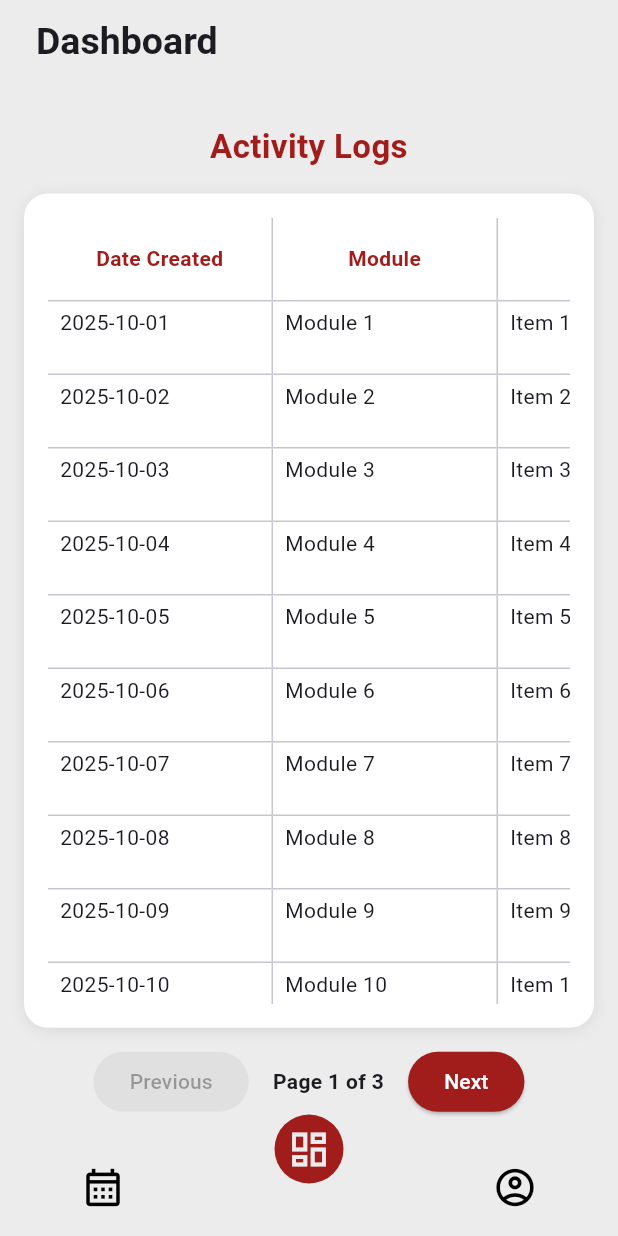
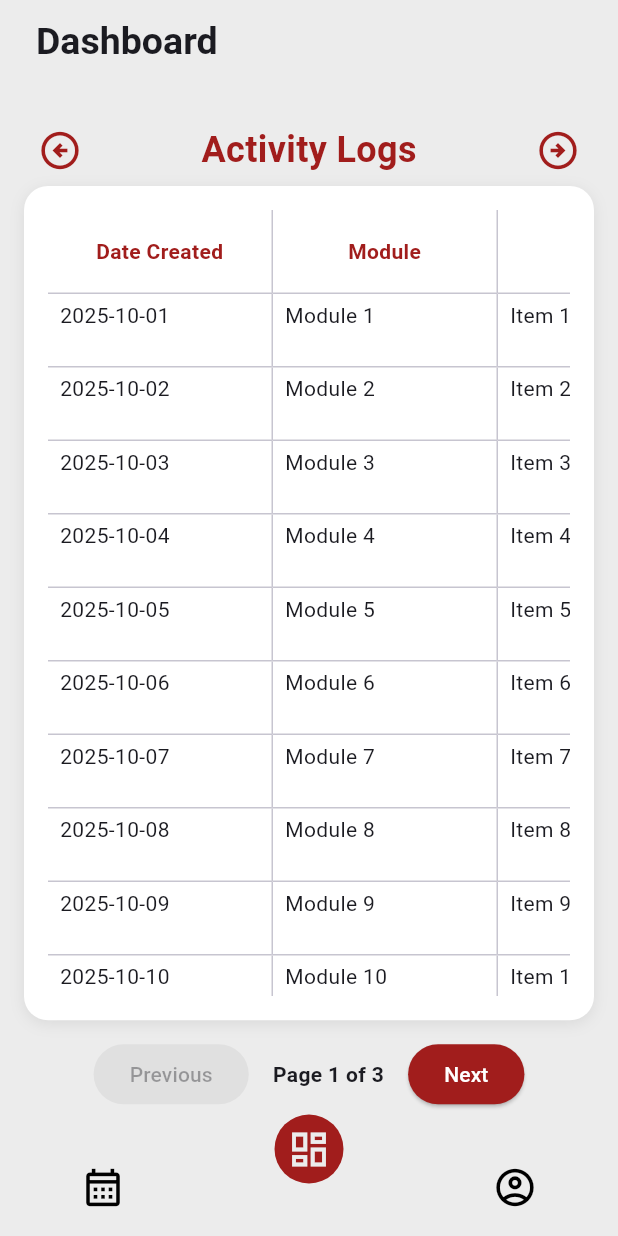
Before and after one commit to sharahmichelle/IRS-Mobile, a Flutter app: the screen it shows after launch, on a phone screen of 412 x 824 dp. Run offline on Flutter 3.47's test engine with Material 3 defaults, Android fonts, the phone set to English and light mode, and no system bars; drawn by our look-alikes of curved_navigation_bar, syncfusion_flutter_datagrid; our stand-ins replace syncfusion_flutter_calendar; accounts and stored records are empty.

Commit message:
feat: event data and table for dashboard screen

```diff
--- /dev/null
+++ b/lib/models/activity_log_model.dart
@@ -0,0 +1,25 @@
+class ActivityLog {
+ActivityLog({
+    required this.dateCreated,
+    required this.module,
+    required this.moduleItem,
+    required this.initiatedBy,
+    required this.action,
+  });
+
+  final String dateCreated;
+  final String module;
+  final String moduleItem;
+  final String initiatedBy;
+  final String action;
+
+  Map<String, dynamic> toJson(){
+    return{
+      'dateCreated': dateCreated,
+      'module': module,
+      'moduleItem': moduleItem,
+      'initiatedBy': initiatedBy,
+      'action': action
+    };
+  }
+}
--- a/lib/models/event_model.dart
+++ b/lib/models/event_model.dart
@@ -1,11 +1,25 @@
-// class Event {
+class Event {
+  final DateTime timeStamp;
+  final String name;
+  final String description;
+  final String status;
+  final String action;
 
-//   final String eventId;
+  Event({
+    required this.timeStamp,
+    required this.name,
+    required this.description,
+    required this.status,
+    required this.action,
+  });
 
-
-//   Event({
-//     required this.eventId,
-
-
-//   })
-// }
+  Map<String, dynamic> toJson() {
+    return {
+      'timeStamp': timeStamp,
+      'name': name,
+      'description': description,
+      'status': status,
+      'action': action
+    };
+  }
+}
--- a/lib/screens/dashboard_screen.dart
+++ b/lib/screens/dashboard_screen.dart
@@ -1,5 +1,7 @@
 import 'package:flutter/material.dart';
 import 'package:syncfusion_flutter_datagrid/datagrid.dart';
+import 'package:upm_drrm_irs_mobile/models/activity_log_model.dart';
+import 'package:upm_drrm_irs_mobile/models/event_model.dart';
 
 class DashboardScreen extends StatefulWidget {
   const DashboardScreen({super.key});
@@ -12,11 +14,25 @@ class _DashboardScreenState extends State<DashboardScreen> {
   final Color primaryColor = const Color.fromARGB(255, 161, 29, 28);
   late List<ActivityLog> _activityData;
   late ActivityDataSource _activityDataSource;
+  late List<Event> _eventData;
+  late EventDataSource _eventDataSource;
+
+  final dashboardPages = [
+    'Activity Logs',
+    'Events',
+    'Reports',
+  ];
 
   // Pagination parameters
-  int _rowsPerPage = 10;
+  final int _rowsPerPage = 10;
   int _currentPage = 1;
   int _totalPages = 1;
+
+  // Dashboard Page
+  int _currentIndex = 0;
+
+  List<List<GridColumn>> dataListColumns = [];
+  List<List<dynamic>> dataListRows = [];
 
   @override
   void initState() {
@@ -33,6 +49,78 @@ class _DashboardScreenState extends State<DashboardScreen> {
       );
     });
 
+    _eventData = List.generate(25, (index) {
+      return Event(
+        timeStamp: DateTime(2025, 11, index + 1, 10, 0),
+        name: 'Event ${index + 1}',
+        description: 'Description for Event ${(index + 1)}',
+        status: index.isEven ? 'Active' : 'Inactive',
+        action: index.isEven ? 'Scheduled' : 'Cancelled',
+      );
+    });
+
+    dataListRows = [
+      _activityData,
+      _eventData,
+    ];
+
+    dataListColumns = [
+      [
+        GridColumn(
+          columnName: 'dateCreated',
+          width: 150,
+          label: CenterHeaderText('Date Created', primaryColor),
+        ),
+        GridColumn(
+          columnName: 'module',
+          width: 150,
+          label: CenterHeaderText('Module', primaryColor),
+        ),
+        GridColumn(
+          columnName: 'moduleItem',
+          width: 200,
+          label: CenterHeaderText('Module Item', primaryColor),
+        ),
+        GridColumn(
+          columnName: 'initiatedBy',
+          width: 150,
+          label: CenterHeaderText('Initiated By', primaryColor),
+        ),
+        GridColumn(
+          columnName: 'action',
+          width: 150,
+          label: CenterHeaderText('Action', primaryColor),
+        ),
+      ],
+      [
+        GridColumn(
+          columnName: 'dateAndTime',
+          width: 200,
+          label: CenterHeaderText('Date & Time', primaryColor),
+        ),
+        GridColumn(
+          columnName: 'name',
+          width: 150,
+          label: CenterHeaderText('Name', primaryColor),
+        ),
+        GridColumn(
+          columnName: 'description',
+          width: 250,
+          label: CenterHeaderText('Description', primaryColor),
+        ),
+        GridColumn(
+          columnName: 'status',
+          width: 100,
+          label: CenterHeaderText('Status', primaryColor),
+        ),
+        GridColumn(
+          columnName: 'action',
+          width: 150,
+          label: CenterHeaderText('Action', primaryColor),
+        ),
+      ],
+    ];
+
     _totalPages = (_activityData.length / _rowsPerPage).ceil();
     _updateDataSource();
   }
@@ -42,8 +130,10 @@ class _DashboardScreenState extends State<DashboardScreen> {
     final endIndex =
         (_currentPage * _rowsPerPage).clamp(0, _activityData.length);
 
-    final currentData = _activityData.sublist(startIndex, endIndex);
-    _activityDataSource = ActivityDataSource(currentData);
+    final currentActivityData = _activityData.sublist(startIndex, endIndex);
+    final currentEventData = _eventData.sublist(startIndex, endIndex);
+    _activityDataSource = ActivityDataSource(currentActivityData);
+    _eventDataSource = EventDataSource(currentEventData);
     setState(() {});
   }
 
@@ -61,6 +151,25 @@ class _DashboardScreenState extends State<DashboardScreen> {
     }
   }
 
+  void _onLeftClick() {
+    if (_currentIndex > 0) {
+      _currentIndex--;
+
+    } else {
+      _currentIndex = dashboardPages.length - 1;
+    }
+    setState(() {});
+  }
+
+  void _onRightClick() {
+    if (_currentIndex < dashboardPages.length - 1) {
+      _currentIndex++;
+    } else {
+      _currentIndex = 0;
+    }
+    setState(() {});
+  }
+
   @override
   Widget build(BuildContext context) {
     return SingleChildScrollView(
@@ -68,19 +177,22 @@ class _DashboardScreenState extends State<DashboardScreen> {
       child: Column(
         crossAxisAlignment: CrossAxisAlignment.start,
         children: [
-          const SizedBox(height: 10),
-          Center(
-            child: Text(
-              "Activity Logs",
-              style: TextStyle(
-                fontSize: 22,
-                fontWeight: FontWeight.bold,
-                color: primaryColor,
+          const SizedBox(height: 4),
+          Row(
+            mainAxisAlignment: MainAxisAlignment.spaceBetween,
+            children: [
+              IconButton(onPressed: _onLeftClick, icon: Icon(Icons.arrow_circle_left_outlined, color: primaryColor, size: 30,)),
+              Text(
+                dashboardPages[_currentIndex],
+                style: TextStyle(
+                  fontSize: 24,
+                  fontWeight: FontWeight.bold,
+                  color: primaryColor,
+                ),
               ),
-              textAlign: TextAlign.center,
-            ),
+              IconButton(onPressed: _onRightClick, icon: Icon(Icons.arrow_circle_right_outlined, color: primaryColor, size: 30,)),
+            ],
           ),
-          const SizedBox(height: 16),
 
           // Table container
           Container(
@@ -92,6 +204,7 @@ class _DashboardScreenState extends State<DashboardScreen> {
               borderRadius: BorderRadius.circular(16),
               boxShadow: [
                 BoxShadow(
+                  // ignore: deprecated_member_use
                   color: Colors.black.withOpacity(0.08),
                   blurRadius: 8,
                   offset: const Offset(0, 2),
@@ -103,37 +216,11 @@ class _DashboardScreenState extends State<DashboardScreen> {
               child: SizedBox(
                 width: 775,
                 child: SfDataGrid(
-                  source: _activityDataSource,
+                  source: _currentIndex == 0 ? _activityDataSource : _eventDataSource,
                   gridLinesVisibility: GridLinesVisibility.both,
                   headerGridLinesVisibility: GridLinesVisibility.both,
                   columnWidthMode: ColumnWidthMode.none,
-                  columns: [
-                    GridColumn(
-                      columnName: 'dateCreated',
-                      width: 150,
-                      label: CenterHeaderText('Date Created', primaryColor),
-                    ),
-                    GridColumn(
-                      columnName: 'module',
-                      width: 150,
-                      label: CenterHeaderText('Module', primaryColor),
-                    ),
-                    GridColumn(
-                      columnName: 'moduleItem',
-                      width: 200,
-                      label: CenterHeaderText('Module Item', primaryColor),
-                    ),
-                    GridColumn(
-                      columnName: 'initiatedBy',
-                      width: 150,
-                      label: CenterHeaderText('Initiated By', primaryColor),
-                    ),
-                    GridColumn(
-                      columnName: 'action',
-                      width: 120,
-                      label: CenterHeaderText('Action', primaryColor),
-                    ),
-                  ],
+                  columns: dataListColumns[_currentIndex],
                 ),
               ),
             ),
@@ -199,23 +286,6 @@ class CenterHeaderText extends StatelessWidget {
   }
 }
 
-/// Model class for an activity log entry
-class ActivityLog {
-  ActivityLog({
-    required this.dateCreated,
-    required this.module,
-    required this.moduleItem,
-    required this.initiatedBy,
-    required this.action,
-  });
-
-  final String dateCreated;
-  final String module;
-  final String moduleItem;
-  final String initiatedBy;
-  final String action;
-}
-
 /// DataGrid source for Activity Logs
 class ActivityDataSource extends DataGridSource {
   ActivityDataSource(List<ActivityLog> activityLogs) {
@@ -236,6 +306,7 @@ class ActivityDataSource extends DataGridSource {
 
   late List<DataGridRow> _activityData;
 
+
   @override
   List<DataGridRow> get rows => _activityData;
 
@@ -255,3 +326,45 @@ class ActivityDataSource extends DataGridSource {
     );
   }
 }
+
+  /// DataGrid source for Activity Logs
+class EventDataSource extends DataGridSource {
+  EventDataSource(List<Event> events) {
+    _eventData = events
+        .map<DataGridRow>(
+          (e) => DataGridRow(
+            cells: [
+              DataGridCell(columnName: 'dateAndTime', value: e.timeStamp),
+              DataGridCell(columnName: 'name', value: e.name),
+              DataGridCell(columnName: 'description', value: e.description),
+              DataGridCell(columnName: 'status', value: e.status),
+              DataGridCell(columnName: 'action', value: e.action),
+            ],
+          ),
+        )
+        .toList();
+  }
+
+  late List<DataGridRow> _eventData;
+
+
+
+  @override
+  List<DataGridRow> get rows => _eventData;
+
+  @override
+  DataGridRowAdapter buildRow(DataGridRow row) {
+    return DataGridRowAdapter(
+      cells: row.getCells().map<Widget>((cell) {
+        return Padding(
+          padding: const EdgeInsets.symmetric(horizontal: 8.0, vertical: 4.0),
+          child: Text(
+            cell.value.toString(),
+            overflow: TextOverflow.ellipsis,
+            style: const TextStyle(fontSize: 14),
+          ),
+        );
+      }).toList(),
+    );
+  }
+}
```
